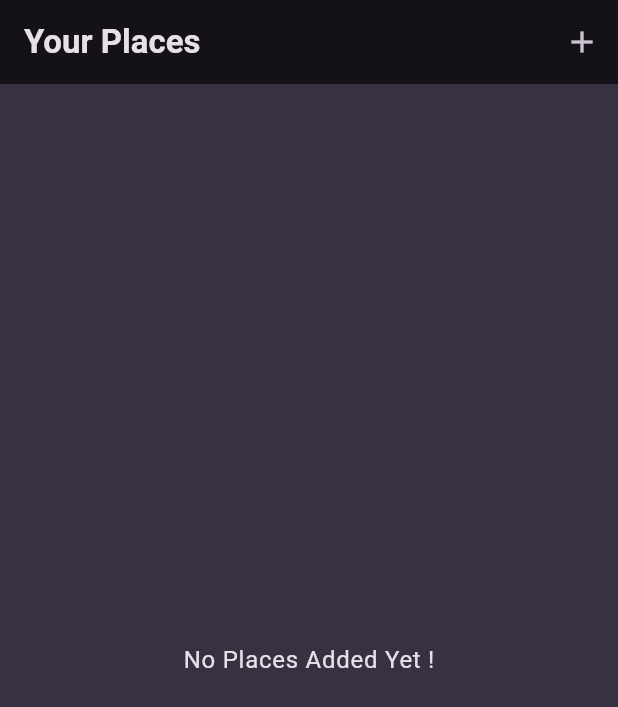
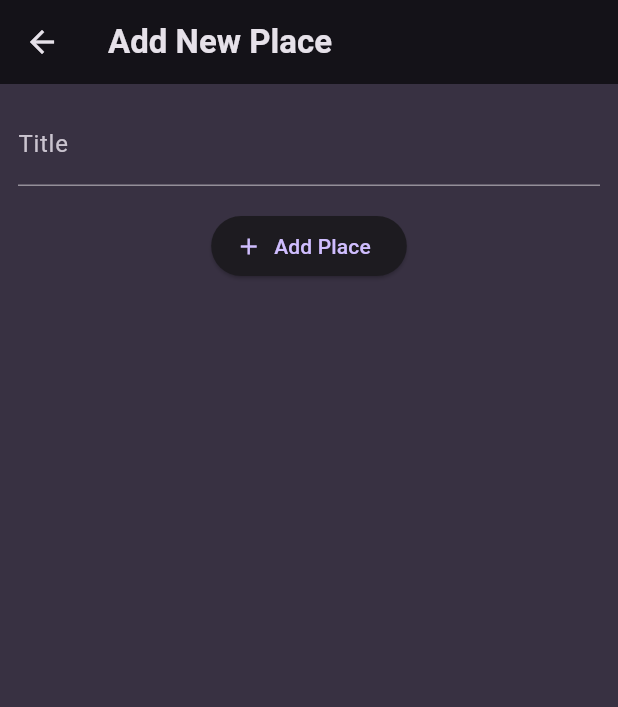
Before and after one commit to anmol420/FavoritePlacesApp-In-Flutter, a Flutter app: the screen it shows after launch, after a tap on the "add" icon, on a phone screen of 412 x 824 dp. Shown: the top 707 px of the screen. Run offline on Flutter 3.47's test engine with Material 3 defaults, Android fonts, the phone set to English and light mode, and no system bars; our stand-ins replace google_fonts.

Commit message:
Added AddPlaceScreen

```diff
--- /dev/null
+++ b/lib/screens/add_place.dart
@@ -0,0 +1,57 @@
+import 'package:flutter/material.dart';
+
+class AddPlaceScreen extends StatefulWidget {
+  const AddPlaceScreen({super.key});
+
+  @override
+  State<AddPlaceScreen> createState() {
+    return _AddPlaceScreenState();
+  }
+}
+
+class _AddPlaceScreenState extends State<AddPlaceScreen> {
+  final _titleController = TextEditingController();
+
+  @override
+  void dispose() {
+    _titleController.dispose();
+    super.dispose();
+  }
+
+  @override
+  Widget build(BuildContext context) {
+    return Scaffold(
+      appBar: AppBar(
+        title: const Text('Add New Place'),
+      ),
+      body: SingleChildScrollView(
+        padding: const EdgeInsets.all(12),
+        child: Column(
+          children: [
+            TextField(
+              decoration: const InputDecoration(
+                labelText: 'Title',
+              ),
+              controller: _titleController,
+              style: TextStyle(
+                color: Theme.of(context).colorScheme.onBackground,
+              ),
+            ),
+            const SizedBox(
+              height: 16,
+            ),
+            ElevatedButton.icon(
+              onPressed: () {},
+              label: const Text(
+                'Add Place',
+              ),
+              icon: const Icon(
+                Icons.add,
+              ),
+            ),
+          ],
+        ),
+      ),
+    );
+  }
+}
--- a/lib/screens/places.dart
+++ b/lib/screens/places.dart
@@ -1,6 +1,7 @@
 import 'package:flutter/material.dart';
 
 import 'package:favorite_places_app/widgets/places_list.dart';
+import 'package:favorite_places_app/screens/add_place.dart';
 
 class PlacesScreen extends StatelessWidget {
   const PlacesScreen({super.key});
@@ -12,7 +13,13 @@ class PlacesScreen extends StatelessWidget {
         title: const Text('Your Places'),
         actions: [
           IconButton(
-            onPressed: () {},
+            onPressed: () {
+              Navigator.of(context).push(
+                MaterialPageRoute(
+                  builder: (ctx) => const AddPlaceScreen(),
+                ),
+              );
+            },
             icon: const Icon(
               Icons.add,
             ),
```
Also changed, not shown: lib/screens/places_detail.dart (added).
